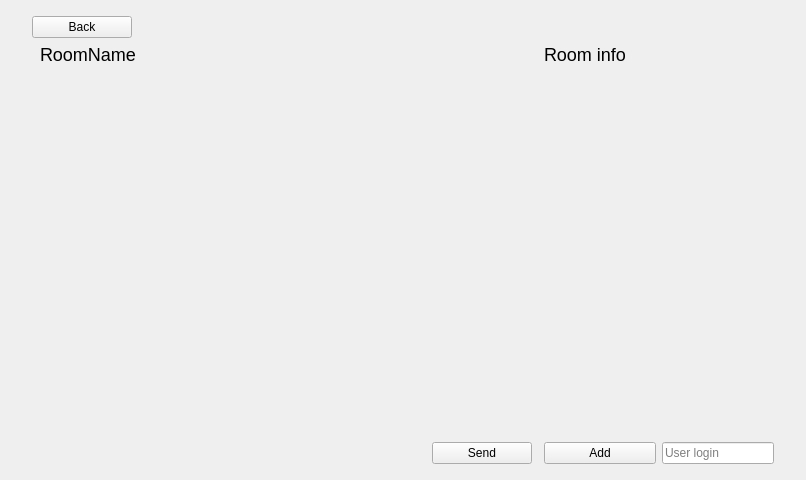
Qt form client/src/RoomPage.ui (cpp-park-vk-education/2023_1_C--) before a commit.
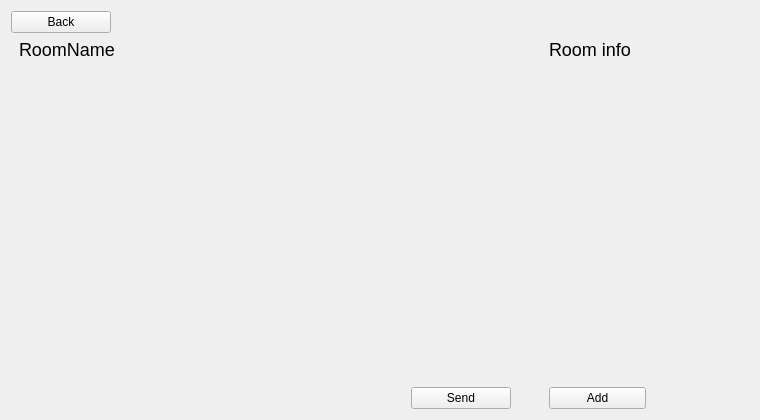
The same form after that commit. Custom widgets are drawn as their Qt base class.

```diff
--- a/client/src/RoomPage.ui
+++ b/client/src/RoomPage.ui
@@ -9,8 +9,8 @@
    <rect>
     <x>0</x>
     <y>0</y>
-    <width>806</width>
-    <height>480</height>
+    <width>720</width>
+    <height>420</height>
    </rect>
   </property>
   <property name="windowTitle">
@@ -20,39 +20,7 @@
    <string notr="true"/>
   </property>
   <layout class="QGridLayout" name="gridLayout">
-   <property name="leftMargin">
-    <number>32</number>
-   </property>
-   <property name="topMargin">
-    <number>16</number>
-   </property>
-   <property name="rightMargin">
-    <number>32</number>
-   </property>
-   <property name="bottomMargin">
-    <number>16</number>
-   </property>
-   <item row="2" column="0">
-    <widget class="QLabel" name="roomNameLabel">
-     <property name="styleSheet">
-      <string notr="true">font-size: 18px;
-margin-left: 8px;</string>
-     </property>
-     <property name="text">
-      <string>RoomName</string>
-     </property>
-     <property name="alignment">
-      <set>Qt::AlignLeading|Qt::AlignLeft|Qt::AlignVCenter</set>
-     </property>
-     <property name="margin">
-      <number>0</number>
-     </property>
-     <property name="indent">
-      <number>0</number>
-     </property>
-    </widget>
-   </item>
-   <item row="5" column="0">
+   <item row="3" column="1">
     <layout class="QHBoxLayout" name="horizontalLayout_5">
      <property name="sizeConstraint">
       <enum>QLayout::SetFixedSize</enum>
@@ -97,60 +65,67 @@
      </item>
     </layout>
    </item>
-   <item row="2" column="2">
-    <widget class="QLabel" name="label">
-     <property name="styleSheet">
-      <string notr="true">font-size: 18px;</string>
+   <item row="3" column="3">
+    <layout class="QHBoxLayout" name="horizontalLayout">
+     <property name="spacing">
+      <number>6</number>
      </property>
-     <property name="text">
-      <string>Room info</string>
+     <property name="sizeConstraint">
+      <enum>QLayout::SetNoConstraint</enum>
      </property>
-    </widget>
-   </item>
-   <item row="1" column="2">
-    <widget class="QLabel" name="userErrorLabel">
-     <property name="styleSheet">
-      <string notr="true">color: red;</string>
+     <property name="leftMargin">
+      <number>0</number>
      </property>
-     <property name="text">
-      <string/>
-     </property>
-    </widget>
-   </item>
-   <item row="1" column="0" colspan="2">
-    <layout class="QHBoxLayout" name="horizontalLayout_2">
      <item>
-      <widget class="QPushButton" name="backBtn">
+      <widget class="QPushButton" name="addUserButton">
+       <property name="sizePolicy">
+        <sizepolicy hsizetype="Expanding" vsizetype="Fixed">
+         <horstretch>0</horstretch>
+         <verstretch>0</verstretch>
+        </sizepolicy>
+       </property>
        <property name="minimumSize">
         <size>
-         <width>100</width>
+         <width>80</width>
          <height>0</height>
         </size>
        </property>
        <property name="maximumSize">
         <size>
-         <width>100</width>
+         <width>16777215</width>
          <height>16777215</height>
         </size>
        </property>
        <property name="text">
-        <string>Back</string>
+        <string>Add</string>
        </property>
       </widget>
      </item>
      <item>
-      <widget class="QLabel" name="roomErrorLabel">
+      <widget class="MCLineEdit" name="userLineEdit" native="true">
+       <property name="sizePolicy">
+        <sizepolicy hsizetype="Expanding" vsizetype="Preferred">
+         <horstretch>0</horstretch>
+         <verstretch>0</verstretch>
+        </sizepolicy>
+       </property>
+       <property name="minimumSize">
+        <size>
+         <width>80</width>
+         <height>0</height>
+        </size>
+       </property>
        <property name="styleSheet">
-        <string notr="true">color: red;</string>
+        <string notr="true"/>
        </property>
-       <property name="text">
-        <string/>
+       <property name="placeholderText" stdset="0">
+        <string notr="true">Username</string>
        </property>
       </widget>
      </item>
     </layout>
    </item>
-   <item row="4" column="0">
+   <item row="2" column="1">
     <layout class="QGridLayout" name="gridLayout_2">
      <property name="sizeConstraint">
       <enum>QLayout::SetNoConstraint</enum>
@@ -179,7 +154,7 @@
           <x>0</x>
           <y>0</y>
           <width>500</width>
-          <height>353</height>
+          <height>307</height>
          </rect>
         </property>
         <property name="styleSheet">
@@ -193,7 +168,7 @@
            </property>
            <property name="styleSheet">
             <string notr="true">QListView::item {
-	background-color: rgb(30, 35, 40);
+	background-color: #1e2846;
 	border-radius: 8px;
 	margin: 8px 100px 8px 16px;
 	padding: 8px 4px;
@@ -208,68 +183,64 @@
      </item>
     </layout>
    </item>
-   <item row="5" column="2">
-    <layout class="QHBoxLayout" name="horizontalLayout">
-     <property name="spacing">
-      <number>6</number>
+   <item row="0" column="3">
+    <widget class="QLabel" name="userErrorLabel">
+     <property name="styleSheet">
+      <string notr="true">color: red;</string>
      </property>
-     <property name="sizeConstraint">
-      <enum>QLayout::SetNoConstraint</enum>
+     <property name="text">
+      <string/>
      </property>
-     <property name="leftMargin">
-      <number>0</number>
+    </widget>
+   </item>
+   <item row="1" column="3">
+    <widget class="QLabel" name="label">
+     <property name="styleSheet">
+      <string notr="true">font-size: 18px;</string>
      </property>
+     <property name="text">
+      <string>Room info</string>
+     </property>
+    </widget>
+   </item>
+   <item row="0" column="1">
+    <layout class="QHBoxLayout" name="horizontalLayout_2">
      <item>
-      <widget class="QPushButton" name="addUserButton">
-       <property name="sizePolicy">
-        <sizepolicy hsizetype="Expanding" vsizetype="Fixed">
-         <horstretch>0</horstretch>
-         <verstretch>0</verstretch>
-        </sizepolicy>
-       </property>
+      <widget class="QPushButton" name="backBtn">
        <property name="minimumSize">
         <size>
-         <width>80</width>
-         <height>0</height>
-        </size>
-       </property>
-       <property name="text">
-        <string>Add</string>
-       </property>
-      </widget>
-     </item>
-     <item>
-      <widget class="QLineEdit" name="userLineEdit">
-       <property name="enabled">
-        <bool>true</bool>
-       </property>
-       <property name="minimumSize">
-        <size>
-         <width>0</width>
+         <width>100</width>
          <height>0</height>
         </size>
        </property>
        <property name="maximumSize">
         <size>
-         <width>16777215</width>
+         <width>100</width>
          <height>16777215</height>
         </size>
        </property>
+       <property name="text">
+        <string>Back</string>
+       </property>
+      </widget>
+     </item>
+     <item>
+      <widget class="QLabel" name="roomErrorLabel">
        <property name="styleSheet">
-        <string notr="true"/>
+        <string notr="true">color: red;</string>
        </property>
-       <property name="placeholderText">
-        <string>User login</string>
+       <property name="text">
+        <string/>
        </property>
       </widget>
      </item>
     </layout>
    </item>
-   <item row="4" column="2">
+   <item row="2" column="3">
     <widget class="QScrollArea" name="scrollArea_2">
      <property name="minimumSize">
       <size>
-       <width>0</width>
+       <width>200</width>
        <height>0</height>
       </size>
      </property>
@@ -290,8 +261,8 @@
        <rect>
         <x>0</x>
         <y>0</y>
-        <width>228</width>
-        <height>355</height>
+        <width>200</width>
+        <height>309</height>
        </rect>
       </property>
       <property name="styleSheet">
@@ -312,6 +283,42 @@
      </widget>
     </widget>
    </item>
+   <item row="1" column="1">
+    <widget class="QLabel" name="roomNameLabel">
+     <property name="styleSheet">
+      <string notr="true">font-size: 18px;
+margin-left: 8px;</string>
+     </property>
+     <property name="text">
+      <string>RoomName</string>
+     </property>
+     <property name="alignment">
+      <set>Qt::AlignLeading|Qt::AlignLeft|Qt::AlignVCenter</set>
+     </property>
+     <property name="margin">
+      <number>0</number>
+     </property>
+     <property name="indent">
+      <number>0</number>
+     </property>
+    </widget>
+   </item>
+   <item row="2" column="2">
+    <spacer name="horizontalSpacer">
+     <property name="orientation">
+      <enum>Qt::Horizontal</enum>
+     </property>
+     <property name="sizeType">
+      <enum>QSizePolicy::Fixed</enum>
+     </property>
+     <property name="sizeHint" stdset="0">
+      <size>
+       <width>32</width>
+       <height>20</height>
+      </size>
+     </property>
+    </spacer>
+   </item>
   </layout>
  </widget>
  <customwidgets>
```
Left out of the diff: 2 changed lines with no effect on the pictures.
